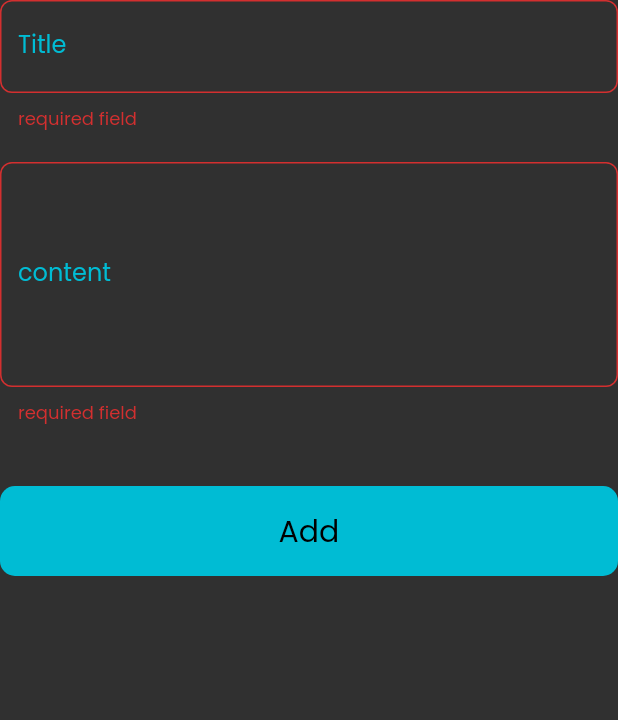
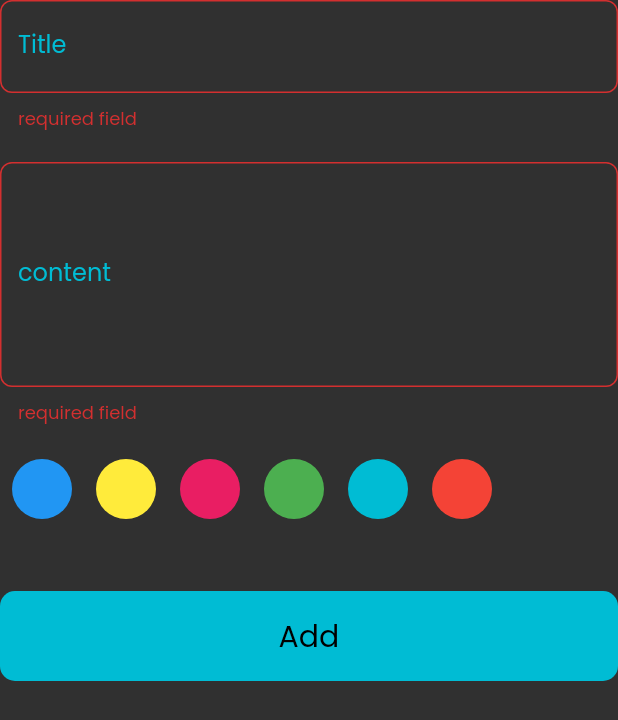
Before and after one commit to MohaamedHamdy/notes_app_hive, a Flutter app: the AddNoteForm widget shown alone on an empty page, opened directly, after a tap on "Add", on a phone screen of 412 x 824 dp. Shown: the top 720 px of the screen. Run offline on Flutter 3.47's test engine with Material 2 defaults, Android fonts, the phone set to English and light mode, and no system bars; our stand-ins replace bloc, flutter_bloc, hive, hive_flutter, modal_progress_hud_nsn; accounts and stored records are empty.

Commit message:
display data , formate date , deal with colors

```diff
--- a/lib/views/widgets/add_note_form.dart
+++ b/lib/views/widgets/add_note_form.dart
@@ -2,9 +2,9 @@ import 'package:flutter/material.dart';
 import 'package:flutter_bloc/flutter_bloc.dart';
 import 'package:todo_hive/cubits/add_note_cubit/add_note_cubit.dart';
 import 'package:todo_hive/models/notes_model.dart';
-
 import 'custom_button.dart';
 import 'custom_text_field.dart';
+import 'package:intl/intl.dart';
 
 class AddNoteForm extends StatefulWidget {
   const AddNoteForm({
@@ -21,6 +21,16 @@ class _AddNoteFormState extends State<AddNoteForm> {
   AutovalidateMode autovalidateMode = AutovalidateMode.disabled;
 
   String? title, subtitle;
+  List colors = [
+    Colors.blue,
+    Colors.yellow,
+    Colors.pink,
+    Colors.green,
+    Colors.cyan,
+    Colors.red,
+  ];
+
+  int selectedColor = 0;
 
   @override
   Widget build(BuildContext context) {
@@ -46,17 +56,40 @@ class _AddNoteFormState extends State<AddNoteForm> {
               return null;
             },
           ),
+          const SizedBox(
+            height: 14,
+          ),
+          Row(
+            children: List.generate(
+                colors.length,
+                (index) => Padding(
+                      padding: const EdgeInsets.all(8.0),
+                      child: GestureDetector(
+                        onTap: () {
+                          selectedColor = colors[index].value;
+                          print(selectedColor);
+                        },
+                        child: CircleAvatar(
+                          backgroundColor: colors[index],
+                        ),
+                      ),
+                    )),
+          ),
           const SizedBox(height: 40),
           CustomButton(
             onPressed: () {
               if (formKey.currentState!.validate()) {
                 formKey.currentState!.save();
 
+                DateTime date = DateTime.now();
+                String formattedDate = DateFormat('yyyy-MM-dd').format(date);
+
                 var notesModel = NotesModel(
-                    title: title!,
-                    description: subtitle!,
-                    date: DateTime.now().toString(),
-                    color: Colors.black.value);
+                  title: title!,
+                  description: subtitle!,
+                  date: formattedDate,
+                  color: selectedColor,
+                );
 
                 BlocProvider.of<AddNoteCubit>(context).addNote(notesModel);
               } else {
--- a/pubspec.yaml
+++ b/pubspec.yaml
@@ -34,6 +34,7 @@ dependencies:
   flutter_bloc: ^8.1.3
   hive: ^2.2.3
   hive_flutter: ^1.1.0
+  intl: ^0.18.1
   modal_progress_hud_nsn: ^0.4.0
 
 dev_dependencies:
```
Also changed, not shown: lib/cubits/cubit/notes_cubit.dart (+5 -9 lines), lib/views/notes_view.dart (+9 -4 lines), lib/views/widgets/custom_item_list_view.dart (+12 -1 lines), lib/views/widgets/custom_notes.dart (+31 -10 lines), lib/views/widgets/notes_view_body.dart (+13 -5 lines), pubspec.lock.
